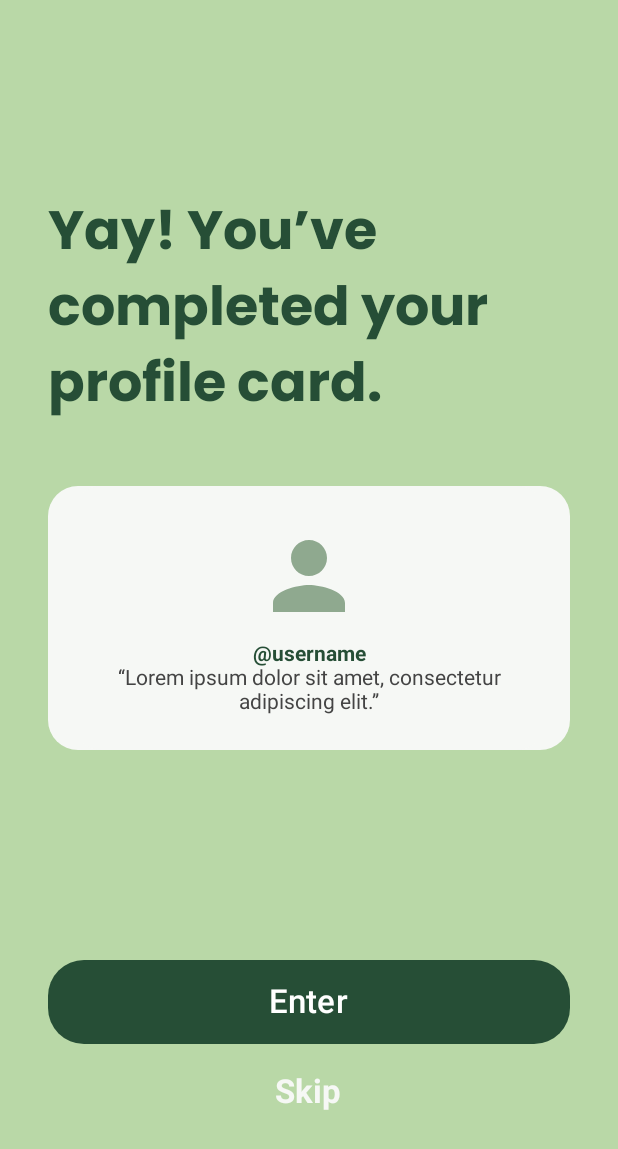
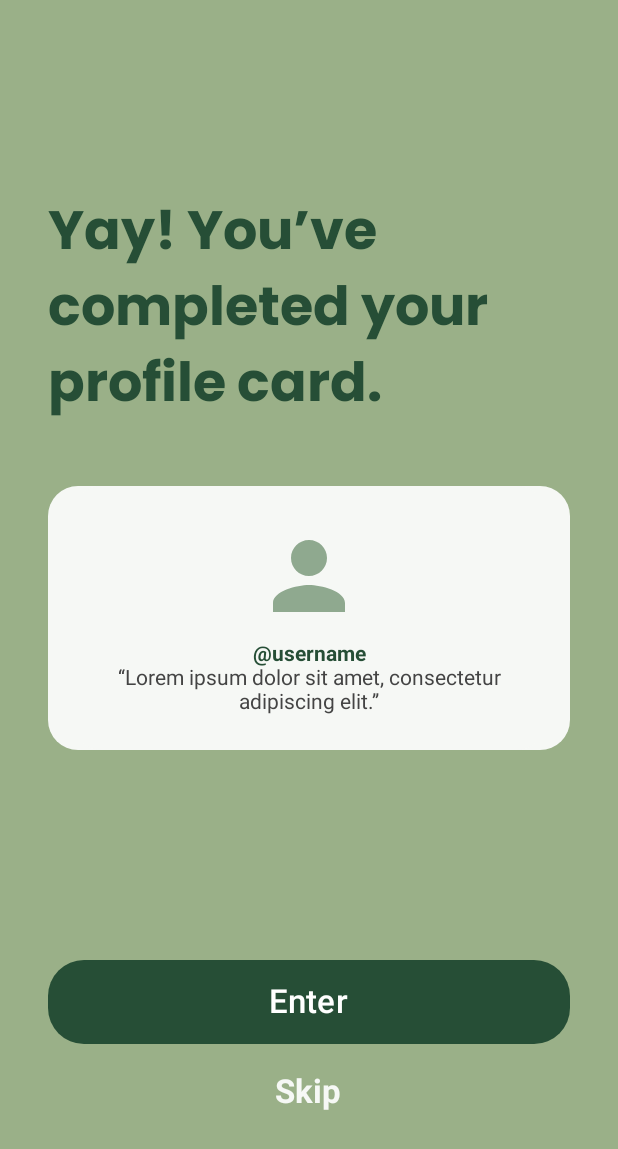
Before and after one commit to cckadas/practal, an Android app built with Jetpack Compose: the CompletedProfileScreen screen opened through its navigation route, on a phone screen of 412 x 824 dp. Shown: the top 1149 px of the screen. Run offline under Robolectric (Android 15) with nearby library versions, the phone set to English and light mode, and no system bars; Roboto replaces fonts that are not available here.

Commit message:
feat: update font and color

```diff
--- a/app/src/main/java/com/example/practal/MainActivity.kt
+++ b/app/src/main/java/com/example/practal/MainActivity.kt
@@ -4,28 +4,23 @@ package com.example.practal
 import android.os.Bundle
 import androidx.activity.ComponentActivity
 import androidx.activity.compose.setContent
-import androidx.compose.foundation.Image
 import androidx.compose.foundation.background
 import androidx.compose.foundation.layout.*
 import androidx.compose.foundation.shape.RoundedCornerShape
+import androidx.compose.material.icons.Icons
+import androidx.compose.material.icons.automirrored.filled.ArrowBack
 import androidx.compose.material3.*
 import androidx.compose.runtime.Composable
 import androidx.compose.ui.Alignment
 import androidx.compose.ui.Modifier
-import androidx.compose.ui.graphics.Brush
 import androidx.compose.ui.graphics.Color
-import androidx.compose.ui.res.painterResource
-import androidx.compose.ui.text.font.FontFamily
 import androidx.compose.ui.text.font.FontWeight
-import androidx.compose.ui.text.style.TextAlign
-import androidx.compose.ui.tooling.preview.Preview
 import androidx.compose.ui.unit.dp
 import androidx.compose.ui.unit.sp
 import androidx.navigation.NavHostController
 import androidx.navigation.compose.NavHost
 import androidx.navigation.compose.composable
 import androidx.navigation.compose.rememberNavController
-import com.example.practal.ui.theme.Bagel
 import com.example.practal.ui.theme.Cherry
 import com.example.practal.ui.theme.Montserrat
 import com.example.practal.ui.theme.Poppins
@@ -40,6 +35,7 @@ class MainActivity : ComponentActivity() {
 }
 
 
+@OptIn(ExperimentalMaterial3Api::class)
 @Composable
 fun PractalApp() {
     val navController = rememberNavController()
@@ -61,12 +57,19 @@ fun PractalApp() {
             val challengeId = backStackEntry.arguments?.getString("challengeId")?.toIntOrNull() ?: 0
             ChallengeDetailScreen(navController, challengeId)
         }
+
+        composable("logPractice") { LogPracticeSessionScreen(navController) }
+        composable("allAchievements") { AchievementsScreen(navController) }
+        composable("profile/{username}") { backStackEntry ->
+            val username = backStackEntry.arguments?.getString("username") ?: "username"
+            UserProfileScreen(username, navController)
+        }
     }
 }
 
 
 
-val LightGreen = Color(0xFFB9D8A7)
+val LightGreen = Color(0xFF9AB088)
 val DarkGreen = Color(0xFF264E36)
 val CardGreen = Color(0xFFA7C49C)
 val WhiteBox = Color(0xFFF6F8F5)
@@ -91,8 +94,8 @@ fun LandingScreen(navController: NavHostController) {
                 Text(
                     text = "WELCOME TO",
                     fontSize = 32.sp,
-                    fontWeight = FontWeight.Light,
-                    fontFamily = Cherry,
+                    fontWeight = FontWeight.Bold,
+                    fontFamily = Montserrat,
                     color = LightGreen
                 )
                 Text(
```
